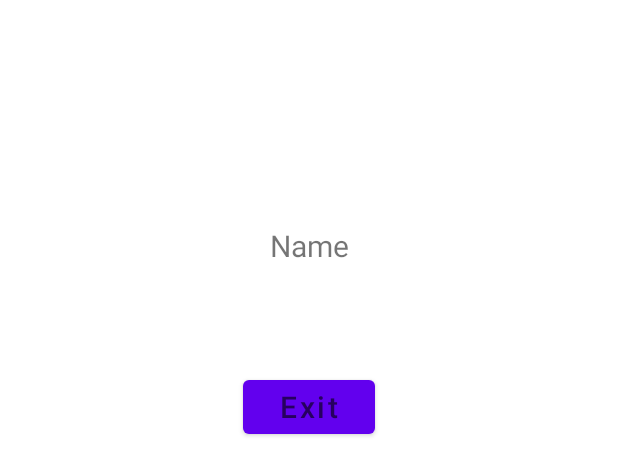
After one commit to FeBotero/LabLogin, an Android app: the layout activity_home.xml on its own in the app's theme, with its tools: preview values and no code run, on a phone screen of 412 x 824 dp. The commit adds this screen. Shown: the top 475 px of the screen. Run offline under Robolectric (Android 15) with nearby library versions, the phone set to English and light mode, and no system bars.

```diff
--- /dev/null
+++ b/app/src/main/res/layout/activity_home.xml
@@ -0,0 +1,42 @@
+<?xml version="1.0" encoding="utf-8"?>
+<androidx.constraintlayout.widget.ConstraintLayout xmlns:android="http://schemas.android.com/apk/res/android"
+    xmlns:app="http://schemas.android.com/apk/res-auto"
+    xmlns:tools="http://schemas.android.com/tools"
+    android:layout_width="match_parent"
+    android:layout_height="match_parent"
+    tools:context=".HomeActivity">
+    <TextView
+        android:layout_width="wrap_content"
+        android:layout_height="wrap_content"
+        android:text="@string/name"
+        android:id="@+id/user"
+        app:layout_constraintTop_toTopOf="parent"
+        app:layout_constraintLeft_toLeftOf="parent"
+        app:layout_constraintRight_toRightOf="parent"
+        android:layout_marginTop="150dp"
+        android:textSize="20sp"
+        />
+    <ImageView
+        android:id="@+id/photoUser"
+        android:layout_width="wrap_content"
+        android:layout_height="wrap_content"
+        app:layout_constraintTop_toBottomOf="@+id/user"
+        app:layout_constraintLeft_toLeftOf="parent"
+        app:layout_constraintRight_toRightOf="parent"
+        android:layout_marginTop="20dp"
+        android:minWidth="50dp"
+                />
+        <com.google.android.material.button.MaterialButton
+            android:layout_width="wrap_content"
+            android:id="@+id/btnExit"
+            android:layout_height="wrap_content"
+            android:textSize="20sp"
+            android:hint="@string/exit"
+            app:layout_constraintTop_toBottomOf="@+id/photoUser"
+            app:layout_constraintLeft_toLeftOf="parent"
+            app:layout_constraintRight_toRightOf="parent"
+            android:layout_marginTop="50dp"
+
+            />
+
+</androidx.constraintlayout.widget.ConstraintLayout>
--- a/app/src/main/res/values/strings.xml
+++ b/app/src/main/res/values/strings.xml
@@ -12,4 +12,6 @@
     <string name="user">User</string>
     <string name="pass">Pass</string>
     <string name="save">save</string>
+    <string name="name">Name</string>
+    <string name="exit">Exit</string>
 </resources>
```
Also changed, not shown: app/src/main/AndroidManifest.xml (+6 -6 lines), app/src/main/java/com/motoacademy/lablogin/HomeActivity.java (added, +56 -0 lines), app/src/main/java/com/motoacademy/lablogin/MainActivity.java (+84 -2 lines), app/src/main/java/com/motoacademy/lablogin/Register.java (+12 -0 lines), app/src/main/res/layout/activity_main.xml (+10 -0 lines), 1 other file.
